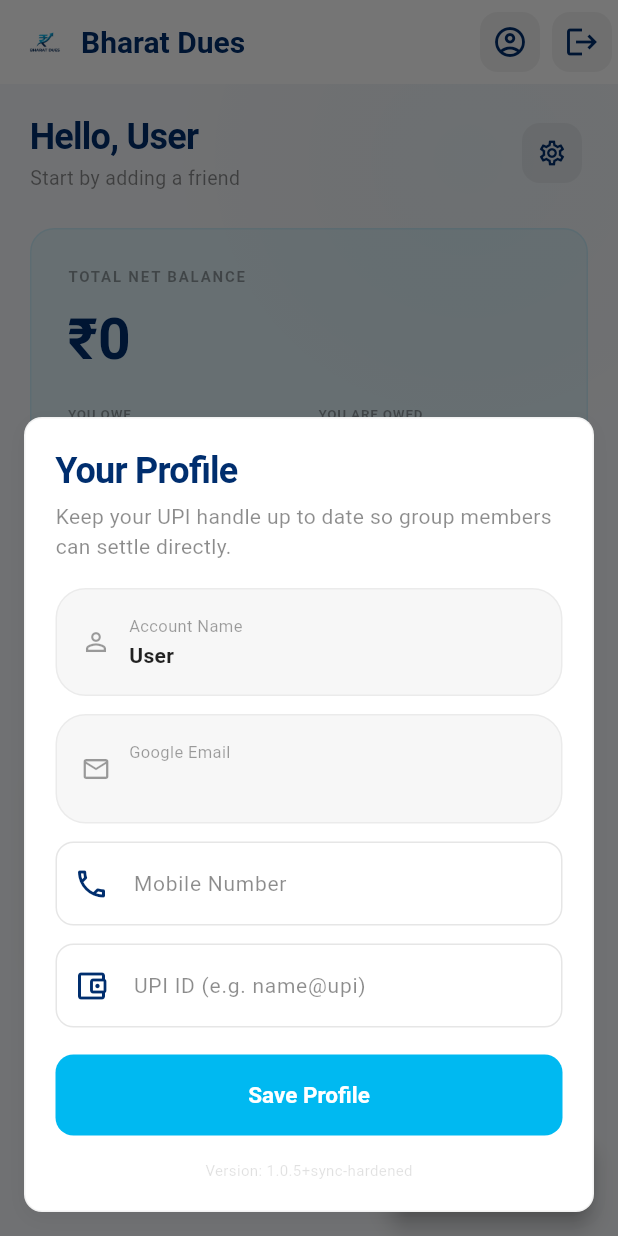
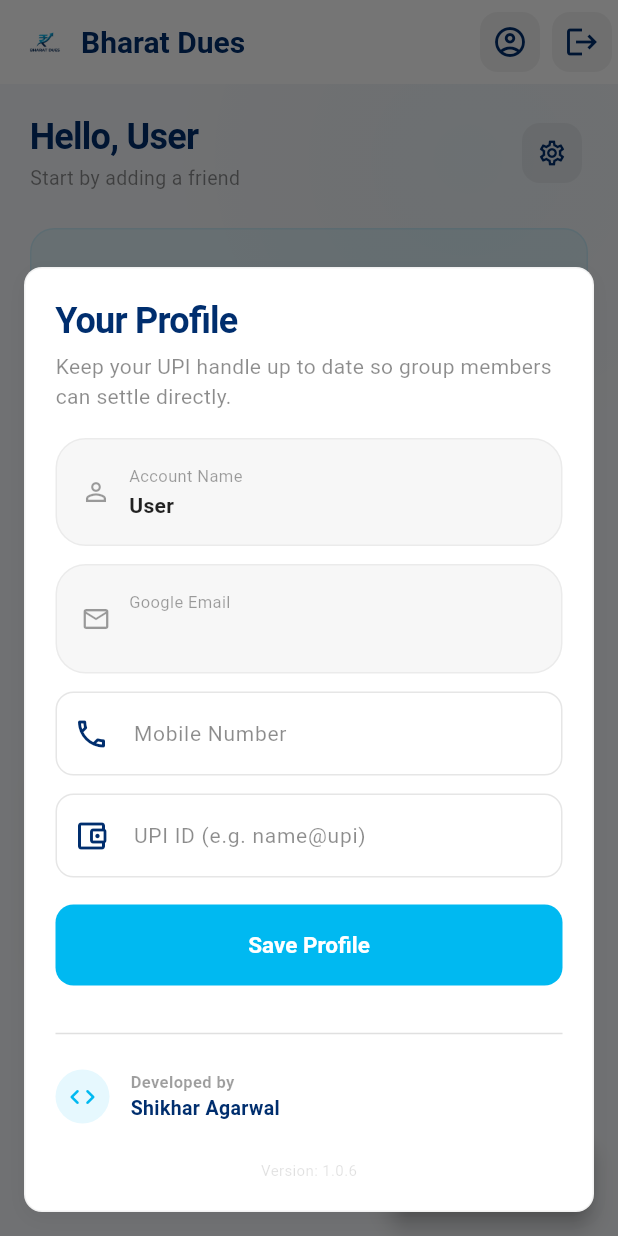
Before and after one commit to shikharagrawal17/settleup, a Flutter app: the screen it shows once a user with an empty profile is signed in, after a tap on the "account circle" icon, on a phone screen of 412 x 824 dp. Run offline on Flutter 3.47's test engine with Material 3 defaults, Android fonts, the phone set to English and light mode, and no system bars; our stand-ins replace cloud_firestore, firebase_auth, firebase_core, firebase_messaging, flutter_contacts, google_sign_in and 2 more; accounts and stored records are empty; statements that could not run were skipped.

Commit message:
feat: added developer credits and updated version to 1.0.6

```diff
--- a/lib/screens/home_screen.dart
+++ b/lib/screens/home_screen.dart
@@ -142,10 +142,41 @@
                         child: const Text('Save Profile'),
                       ),
                     ),
+                    const SizedBox(height: 24),
+                    const Divider(color: Colors.black12),
                     const SizedBox(height: 16),
+                    Row(
+                      children: [
+                        Container(
+                          padding: const EdgeInsets.all(8),
+                          decoration: BoxDecoration(
+                            color: kPrimaryBlue.withValues(alpha: 0.1),
+                            shape: BoxShape.circle,
+                          ),
+                          child: const Icon(Icons.code_rounded, color: kPrimaryBlue, size: 20),
+                        ),
+                        const SizedBox(width: 14),
+                        const Expanded(
+                          child: Column(
+                            crossAxisAlignment: CrossAxisAlignment.start,
+                            children: [
+                              Text(
+                                'Developed by',
+                                style: TextStyle(color: Colors.black38, fontSize: 11, fontWeight: FontWeight.w600),
+                              ),
+                              Text(
+                                'Shikhar Agarwal',
+                                style: TextStyle(color: kDarkBlue, fontWeight: FontWeight.w700, fontSize: 13),
+                              ),
+                            ],
+                          ),
+                        ),
+                      ],
+                    ),
+                    const SizedBox(height: 24),
                     const Center(
                       child: Text(
-                        'Version: 1.0.5+sync-hardened',
+                        'Version: 1.0.6',
                         style: TextStyle(color: Colors.black12, fontSize: 10),
                       ),
                     ),
--- a/pubspec.yaml
+++ b/pubspec.yaml
@@ -2,7 +2,7 @@
 description: A minimal Flutter app for UPI-first group settlements (Bharat Dues).
 publish_to: "none"
 
-version: 1.0.0+1
+version: 1.0.6
 
 environment:
   sdk: ">=3.3.0 <4.0.0"
```
Also changed, not shown: 1 other file.
